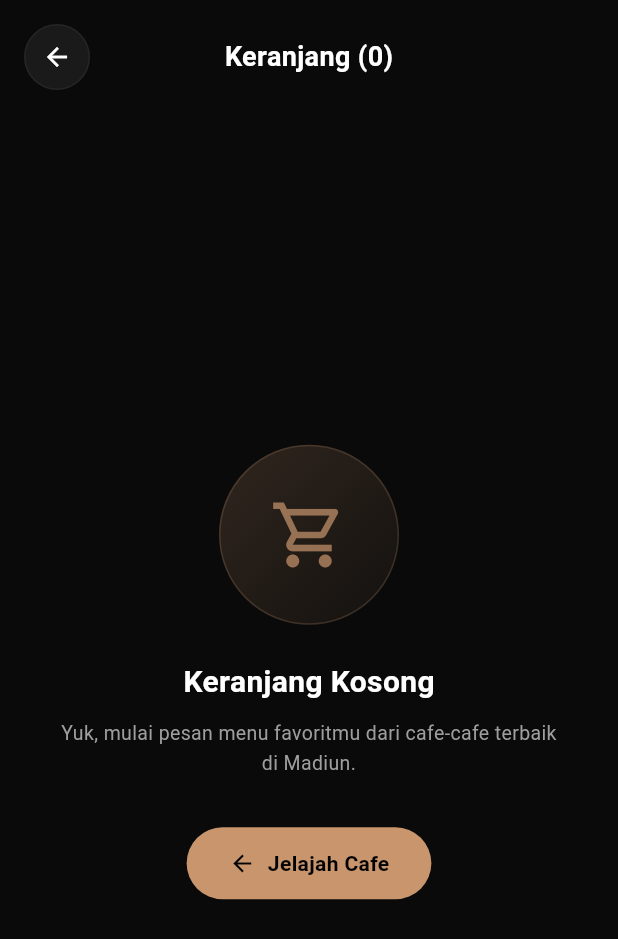
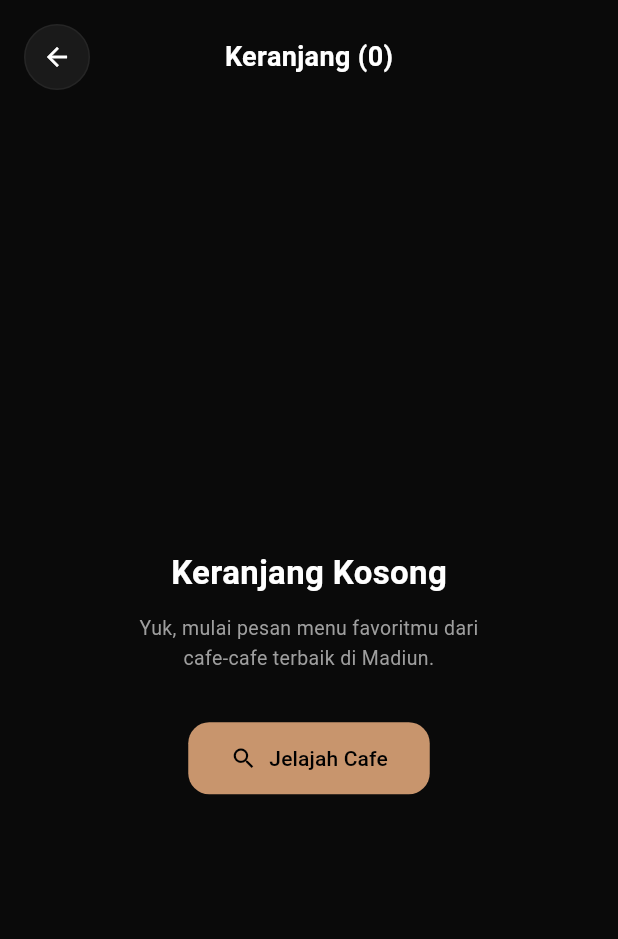
Before and after one commit to limul-ert/Ngopiyuk, a Flutter app: the CartPage screen opened directly, on a phone screen of 412 x 824 dp. Shown: the top 939 px of the screen. Run offline on Flutter 3.47's test engine with Material 3 defaults, Android fonts, the phone set to English and light mode, and no system bars; our stand-ins replace image_picker, shared_preferences; accounts and stored records are empty; network calls fail.

Commit message:
new update

```diff
--- a/lib/pages/cart_page.dart
+++ b/lib/pages/cart_page.dart
@@ -111,7 +111,7 @@ class CartPage extends StatelessWidget {
   }
 
   // ============================================
-  // EMPTY STATE
+  // EMPTY STATE (TANPA ICON — CLEAN)
   // ============================================
   Widget _buildEmptyState(BuildContext context) {
     return Center(
@@ -120,41 +120,20 @@ class CartPage extends StatelessWidget {
         child: Column(
           mainAxisAlignment: MainAxisAlignment.center,
           children: [
-            Container(
-              width: 120,
-              height: 120,
-              decoration: BoxDecoration(
-                gradient: LinearGradient(
-                  begin: Alignment.topLeft,
-                  end: Alignment.bottomRight,
-                  colors: [
-                    primaryColor.withValues(alpha: 0.2),
-                    primaryColor.withValues(alpha: 0.05),
-                  ],
-                ),
-                shape: BoxShape.circle,
-                border: Border.all(
-                  color: primaryColor.withValues(alpha: 0.2),
-                ),
-              ),
-              child: Icon(
-                Icons.shopping_cart_outlined,
-                color: primaryColor.withValues(alpha: 0.7),
-                size: 52,
-              ),
-            ),
-            const SizedBox(height: 24),
+            // Judul
             const Text(
               'Keranjang Kosong',
               style: TextStyle(
                 color: Colors.white,
-                fontSize: 20,
+                fontSize: 22,
                 fontWeight: FontWeight.bold,
               ),
             ),
-            const SizedBox(height: 10),
+            const SizedBox(height: 12),
+
+            // Deskripsi
             const Text(
-              'Yuk, mulai pesan menu favoritmu dari cafe-cafe terbaik di Madiun.',
+              'Yuk, mulai pesan menu favoritmu dari\ncafe-cafe terbaik di Madiun.',
               textAlign: TextAlign.center,
               style: TextStyle(
                 color: Colors.grey,
@@ -163,31 +142,22 @@ class CartPage extends StatelessWidget {
               ),
             ),
             const SizedBox(height: 32),
-            GestureDetector(
-              onTap: () => Navigator.pop(context),
-              child: Container(
+
+            // Tombol CTA
+            ElevatedButton.icon(
+              onPressed: () => Navigator.pop(context),
+              icon: const Icon(Icons.search, size: 18),
+              label: const Text('Jelajah Cafe'),
+              style: ElevatedButton.styleFrom(
+                backgroundColor: primaryColor,
+                foregroundColor: Colors.black,
+                elevation: 0,
                 padding: const EdgeInsets.symmetric(
                   horizontal: 28,
                   vertical: 14,
                 ),
-                decoration: BoxDecoration(
-                  color: primaryColor,
-                  borderRadius: BorderRadius.circular(30),
-                ),
-                child: const Row(
-                  mainAxisSize: MainAxisSize.min,
-                  children: [
-                    Icon(Icons.arrow_back, color: Colors.black, size: 18),
-                    SizedBox(width: 8),
-                    Text(
-                      'Jelajah Cafe',
-                      style: TextStyle(
-                        color: Colors.black,
-                        fontSize: 14,
-                        fontWeight: FontWeight.bold,
-                      ),
-                    ),
-                  ],
+                shape: RoundedRectangleBorder(
+                  borderRadius: BorderRadius.circular(14),
                 ),
               ),
             ),
```
